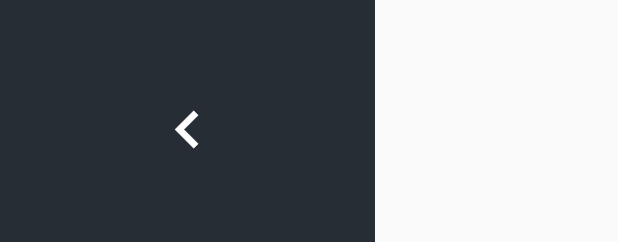
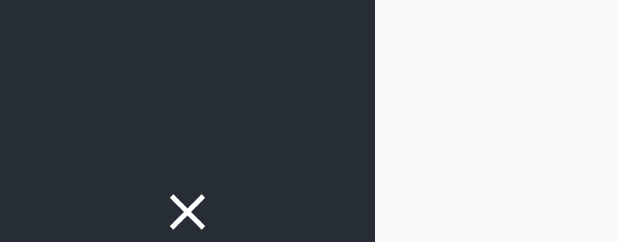
Before and after one commit to AnildoCaldasDev/DowntimeAppFlutter, a Flutter app: the CollapsingNavigationDrawer widget shown alone on an empty page, opened directly, on a phone screen of 412 x 824 dp. Shown: the part 994-1236 px from the top of the screen. Run offline on Flutter 3.47's test engine with Material 2 defaults, Android fonts, the phone set to English and light mode, and no system bars.

Commit message:
adjusted layout and animation to work correctly, horizontaly and vertically

```diff
--- a/downtime_app_flutter/lib/commons/collapsing_list_tile.dart
+++ b/downtime_app_flutter/lib/commons/collapsing_list_tile.dart
@@ -16,11 +16,13 @@ class CollapsingListTile extends StatefulWidget{
 class _CollapsingListTileState extends State<CollapsingListTile> {
 
   Animation<double> widthAnimation;
+  Animation<double> sizedBoxAnimation;
 
 @override
 void initState(){
   super.initState();
-    widthAnimation = Tween<double>(begin: 250, end: 70).animate(widget.animationController);
+    widthAnimation = Tween<double>(begin: 250, end: 60).animate(widget.animationController);
+    sizedBoxAnimation = Tween<double>(begin: 10, end: 0).animate(widget.animationController);
 }
 
   @override
@@ -31,7 +33,7 @@ void initState(){
      child: Row (
       children: <Widget>[
         Icon(widget.icon, color: Colors.white30, size: 38.0,),
-        SizedBox(width: 10.0),
+        SizedBox(width: sizedBoxAnimation.value),
        (widthAnimation.value >= 220) ? Text(widget.title, style: listTitleDefaultTextStyle) : Container()
       ],
     )
--- a/downtime_app_flutter/lib/commons/collapsing_navigation_drawer.dart
+++ b/downtime_app_flutter/lib/commons/collapsing_navigation_drawer.dart
@@ -12,26 +12,30 @@ class CollapsingNavigationDrawer extends StatefulWidget {
 }
 
 class CollapsingNavigationDrawerState extends State<CollapsingNavigationDrawer>
-                                      with SingleTickerProviderStateMixin {
+    with SingleTickerProviderStateMixin {
   double maxWidth = 250;
-  double minWidth = 70;
+  double minWidth = 60;
   bool isCollapsed = false;
   AnimationController _animationController;
   Animation<double> widthAnimation;
 
   @override
-  void initState(){
+  void initState() {
     super.initState();
-    _animationController = AnimationController(vsync: this, duration: Duration(milliseconds: 1000));
-    widthAnimation = Tween<double>(begin: maxWidth, end: minWidth).animate(_animationController);
+    _animationController = AnimationController(
+        vsync: this, duration: Duration(milliseconds: 500));
+    widthAnimation = Tween<double>(begin: maxWidth, end: minWidth)
+        .animate(_animationController);
   }
 
   @override
   Widget build(BuildContext context) {
-    return AnimatedBuilder(animation: _animationController, builder: (context, widget) => getWidget(context, widget));
+    return AnimatedBuilder(
+        animation: _animationController,
+        builder: (context, widget) => getWidget(context, widget));
   }
 
-  Widget getWidget(context, widget){
+  Widget getWidget(context, widget) {
     return Container(
       width: widthAnimation.value,
       color: drawerBackgroundColor,
@@ -49,25 +53,28 @@ class CollapsingNavigationDrawerState extends State<CollapsingNavigationDrawer>
                 return CollapsingListTile(
                     title: navigationItems[counter].title,
                     icon: navigationItems[counter].icon,
-                    animationController: _animationController
-                    );
+                    animationController: _animationController);
               },
               itemCount: navigationItems.length,
             ),
           ),
+          SizedBox(height: 10.0),
           InkWell(
-            onTap: (){
+              onTap: () {
                 setState(() {
                   isCollapsed = !isCollapsed;
-                  isCollapsed ? _animationController.forward() : _animationController.reverse();
+                  isCollapsed
+                      ? _animationController.forward()
+                      : _animationController.reverse();
                 });
-            },
-            child: Icon(Icons.chevron_left, color: Colors.white, size: 50.0)),
-          SizedBox(height: 50.0),
+              },
+              child: AnimatedIcon(
+                  icon: AnimatedIcons.close_menu,
+                  progress: _animationController,
+                  color: Colors.white,
+                  size: 40.0)),
         ],
       ),
     );
   }
-
-
 }
```
